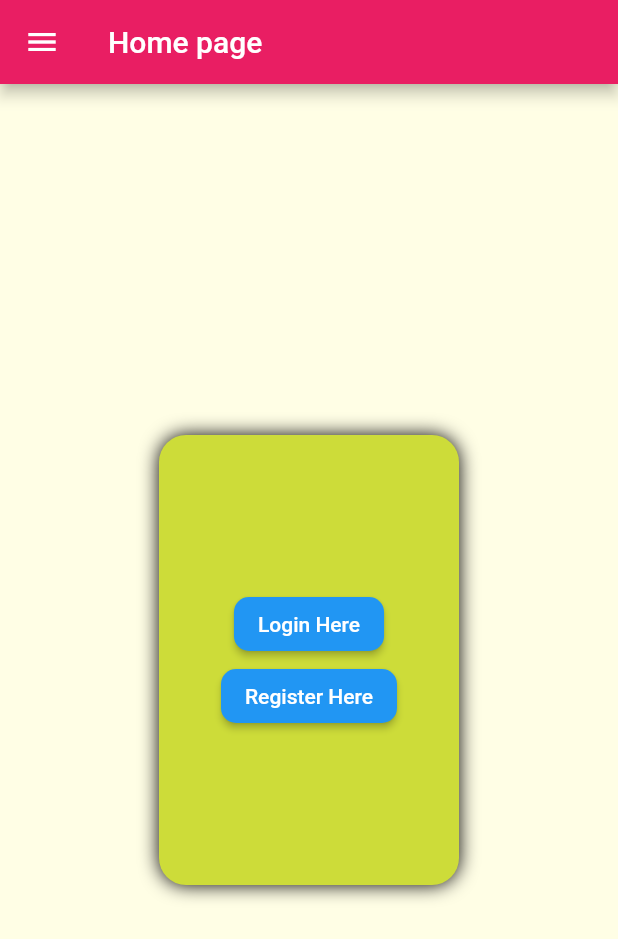
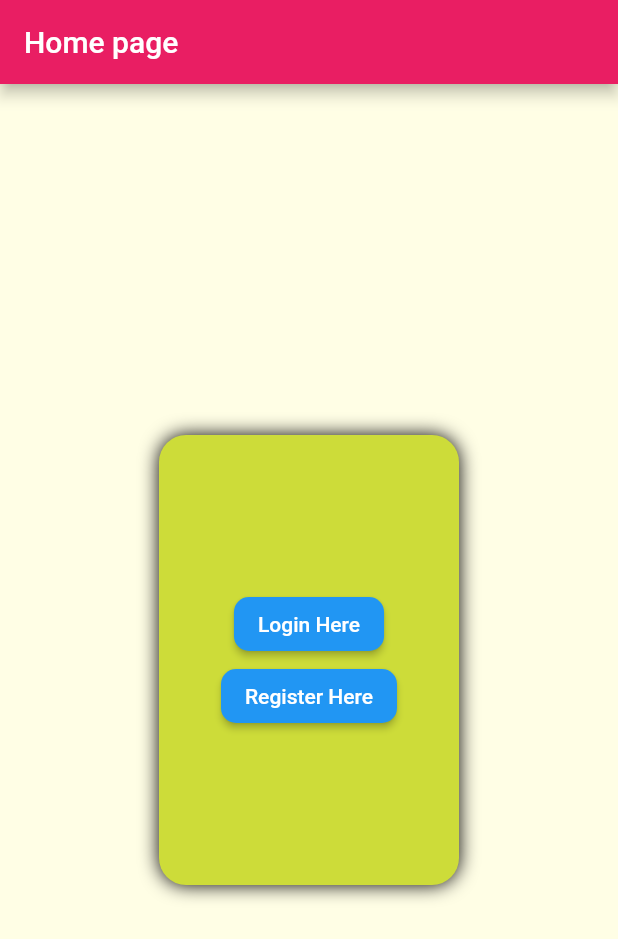
Before and after one commit to Areeb-007/Techincal_Assignment_Flutter_App, a Flutter app: the screen it shows after launch, on a phone screen of 412 x 824 dp. Shown: the top 939 px of the screen. Run offline on Flutter 3.47's test engine with Material 2 defaults, Android fonts, the phone set to English and light mode, and no system bars; our stand-ins replace dropdown_formfield; missing offline and left inert: checkbox_formfield; Roboto replaces fonts that are missing (Raleway).

Commit message:
Update Implementation Done

```diff
--- a/technical_assignment_flutter_app/lib/main.dart
+++ b/technical_assignment_flutter_app/lib/main.dart
@@ -41,8 +41,12 @@ class MyHome extends StatelessWidget {
   @override
   Widget build(BuildContext context) {
     return Scaffold(
-      appBar: AppBar(title: Text('Home page')),
-      drawer: MainDrawer(),
+      appBar: AppBar(
+          title: Text(
+        'Home page',
+        style: TextStyle(leadingDistribution: TextLeadingDistribution.even),
+        textAlign: TextAlign.center,
+      )),
       body: Center(
         child: Container(
           padding: EdgeInsets.all(20),
--- a/technical_assignment_flutter_app/lib/screens/add_employee_screen.dart
+++ b/technical_assignment_flutter_app/lib/screens/add_employee_screen.dart
@@ -12,6 +12,7 @@ import 'package:provider/provider.dart';
 // import 'package:provider/provider.dart';
 import 'package:technical_assignment_flutter_app/models/employee.dart';
 import 'package:technical_assignment_flutter_app/providers/authentication.dart';
+import 'package:technical_assignment_flutter_app/screens/employee_data.dart';
 
 // import 'employee_data.dart';
 // import 'package:technical_assignment_flutter_app/models/user.dart';
@@ -88,7 +89,8 @@ class AddEmployeeState extends State<AddEmployeeScreen> {
     bool status = await Provider.of<Auth>(context, listen: false)
         .addEmployee(_editedEmployee);
     if (status) {
-      Navigator.of(context).pop();
+      Navigator.pushReplacement(
+          context, MaterialPageRoute(builder: (context) => EmployeeData()));
     } else {
       showDialog(
           context: context,
--- a/technical_assignment_flutter_app/lib/screens/employee_data.dart
+++ b/technical_assignment_flutter_app/lib/screens/employee_data.dart
@@ -81,7 +81,7 @@ class _EmployeeDataState extends State<EmployeeData> {
         floatingActionButtonLocation: FloatingActionButtonLocation.endFloat,
         floatingActionButton: Builder(
           builder: (context) => FloatingActionButton(
-              onPressed: () => Navigator.push(context,
+              onPressed: () => Navigator.pushReplacement(context,
                   MaterialPageRoute(builder: (context) => AddEmployeeScreen())),
               child: Icon(Icons.add)),
         ));
--- a/technical_assignment_flutter_app/lib/widgets/list_view_widget.dart
+++ b/technical_assignment_flutter_app/lib/widgets/list_view_widget.dart
@@ -2,6 +2,7 @@ import 'package:flutter/material.dart';
 import 'package:provider/provider.dart';
 import 'package:technical_assignment_flutter_app/models/employee.dart';
 import 'package:technical_assignment_flutter_app/providers/authentication.dart';
+import 'package:technical_assignment_flutter_app/screens/employee_data.dart';
 // import 'package:technical_assignment_flutter_app/screens/employee_data.dart';
 import 'package:technical_assignment_flutter_app/screens/update_screen.dart';
 
@@ -10,7 +11,8 @@ Widget listViewWidget(List<Employee> empList) {
     bool status = await Provider.of<Auth>(context, listen: false)
         .deleteEmployeeData(empID);
     if (status) {
-      Navigator.of(context).pop();
+      Navigator.pushReplacement(
+          context, MaterialPageRoute(builder: (context) => EmployeeData()));
     } else {
       showDialog(
           context: context,
```
Also changed, not shown: technical_assignment_flutter_app/lib/providers/authentication.dart (+6 -5 lines), technical_assignment_flutter_app/lib/screens/update_screen.dart (+4 -3 lines).
